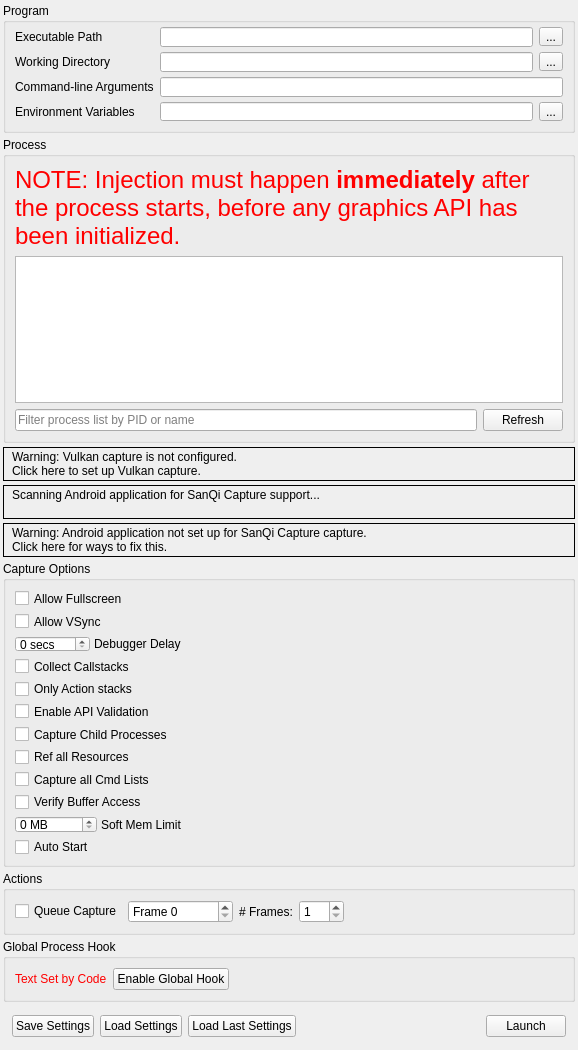
Above: qrenderdoc/Windows/Dialogs/CaptureDialog.ui from duanminkid/renderdoc_sanqi before the change. Below: the same form after it.
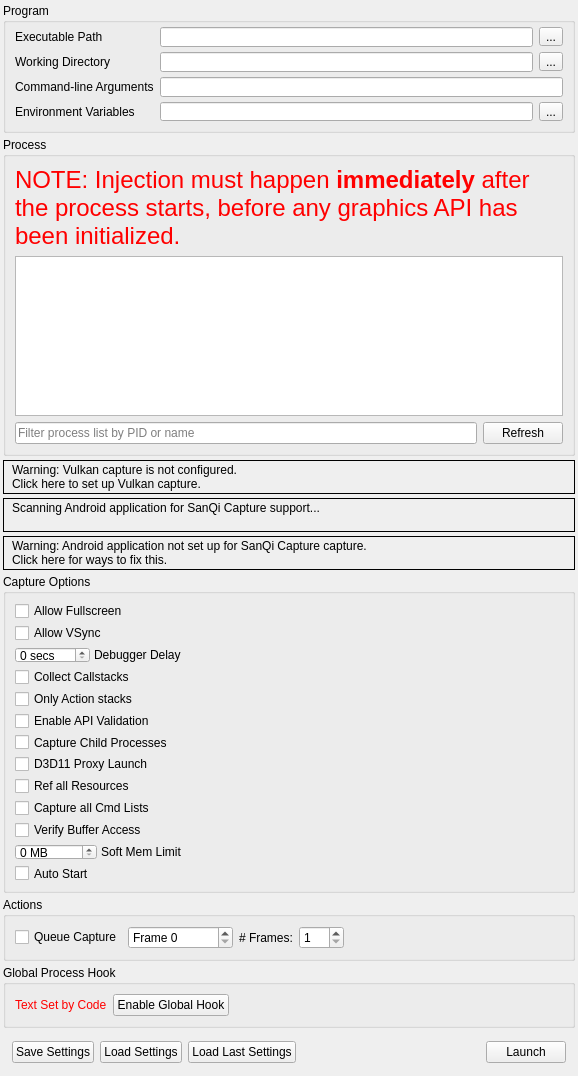
That is the form after the change. Icons and pictures are not drawn. Custom widgets are drawn as their Qt base class.

Commit message: Improve capture injection and RDC saving

Diff of the .ui file:
```diff
--- a/qrenderdoc/Windows/Dialogs/CaptureDialog.ui
+++ b/qrenderdoc/Windows/Dialogs/CaptureDialog.ui
@@ -499,6 +499,16 @@
         </property>
        </widget>
       </item>
+      <item>
+       <widget class="QCheckBox" name="D3D11Proxy">
+        <property name="toolTip">
+         <string>Launch with a local D3D11 proxy DLL for early D3D11 loading. Only applies when launching an executable.</string>
+        </property>
+        <property name="text">
+         <string>D3D11 Proxy Launch</string>
+        </property>
+       </widget>
+      </item>
       <item>
        <widget class="QCheckBox" name="RefAllResources">
         <property name="toolTip">
```
The commit also changes 25 other files.
